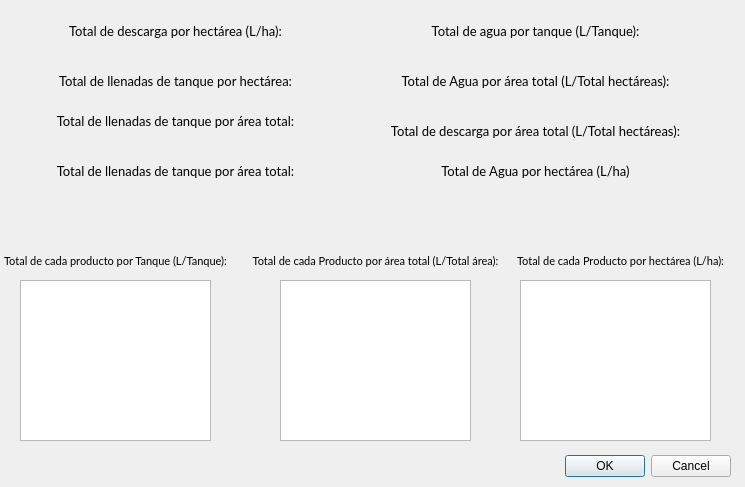
dani0105/drone_configurator, file vista_resultados_dialog_base.ui: the form before one commit.
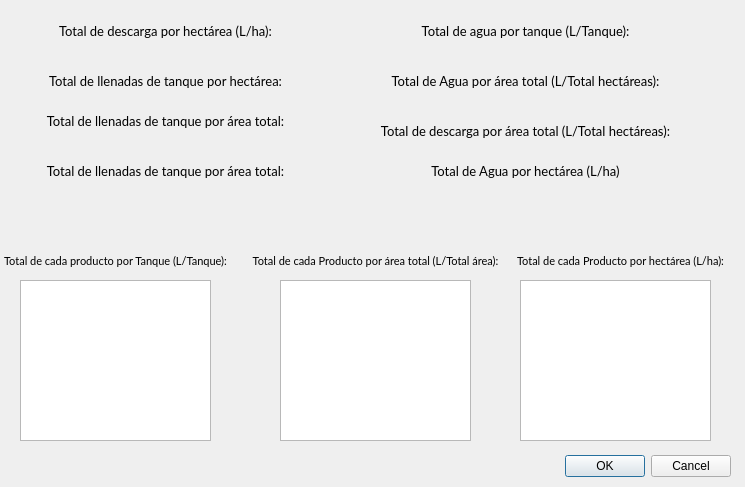
The form after the commit. Icons and pictures are not drawn.

```diff
--- a/vista_resultados_dialog_base.ui
+++ b/vista_resultados_dialog_base.ui
@@ -32,7 +32,7 @@
   <widget class="QLabel" name="label_descargasHa">
    <property name="geometry">
     <rect>
-     <x>20</x>
+     <x>10</x>
      <y>20</y>
      <width>311</width>
      <height>21</height>
@@ -54,7 +54,7 @@
   <widget class="QLabel" name="label_llenadasTanqueHa">
    <property name="geometry">
     <rect>
-     <x>20</x>
+     <x>10</x>
      <y>70</y>
      <width>311</width>
      <height>21</height>
@@ -76,7 +76,7 @@
   <widget class="QLabel" name="label_llenadasAreaTot">
    <property name="geometry">
     <rect>
-     <x>20</x>
+     <x>10</x>
      <y>160</y>
      <width>311</width>
      <height>21</height>
@@ -98,7 +98,7 @@
   <widget class="QLabel" name="label_litrosAreaTot">
    <property name="geometry">
     <rect>
-     <x>20</x>
+     <x>10</x>
      <y>110</y>
      <width>311</width>
      <height>21</height>
@@ -142,7 +142,7 @@
   <widget class="QLabel" name="label_aguaAreaTot">
    <property name="geometry">
     <rect>
-     <x>380</x>
+     <x>370</x>
      <y>70</y>
      <width>311</width>
      <height>21</height>
@@ -186,7 +186,7 @@
   <widget class="QLabel" name="label_aguaHa">
    <property name="geometry">
     <rect>
-     <x>380</x>
+     <x>370</x>
      <y>160</y>
      <width>311</width>
      <height>21</height>
@@ -230,7 +230,7 @@
   <widget class="QLabel" name="label_aguaTanque">
    <property name="geometry">
     <rect>
-     <x>380</x>
+     <x>370</x>
      <y>20</y>
      <width>311</width>
      <height>21</height>
@@ -252,7 +252,7 @@
   <widget class="QLabel" name="label_descargasAreaTot">
    <property name="geometry">
     <rect>
-     <x>380</x>
+     <x>370</x>
      <y>120</y>
      <width>311</width>
      <height>21</height>
@@ -325,41 +325,6 @@
     <bool>true</bool>
    </property>
   </widget>
-  <widget class="QLabel" name="label">
-   <property name="geometry">
-    <rect>
-     <x>20</x>
-     <y>140</y>
-     <width>381</width>
-     <height>241</height>
-    </rect>
-   </property>
-   <property name="styleSheet">
-    <string notr="true">image: url(:/background-image-win1/assets/drone-silhouette-2.png);</string>
-   </property>
-   <property name="text">
-    <string/>
-   </property>
-   <property name="scaledContents">
-    <bool>true</bool>
-   </property>
-  </widget>
-  <zorder>label</zorder>
-  <zorder>buttonBox</zorder>
-  <zorder>label_descargasHa</zorder>
-  <zorder>label_llenadasTanqueHa</zorder>
-  <zorder>label_llenadasAreaTot</zorder>
-  <zorder>label_litrosAreaTot</zorder>
-  <zorder>label_totalProdsHa</zorder>
-  <zorder>label_aguaAreaTot</zorder>
-  <zorder>label_totalProdsTanque</zorder>
-  <zorder>label_aguaHa</zorder>
-  <zorder>label_totalProdsAreaTot</zorder>
-  <zorder>label_aguaTanque</zorder>
-  <zorder>label_descargasAreaTot</zorder>
-  <zorder>listWidget_totalProdsTanque</zorder>
-  <zorder>listWidget_totalProdsAreaTot</zorder>
-  <zorder>listWidget_totalProdsHa</zorder>
  </widget>
  <resources>
   <include location="resources.qrc"/>
```
Left out of the diff: 28 changed lines with no effect on the pictures.
